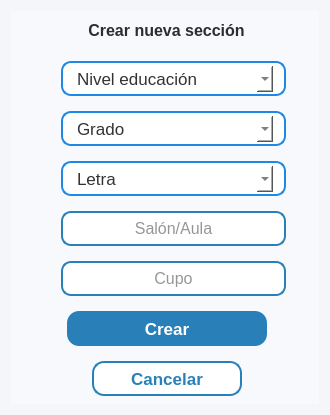
Qt form resources/ui/crear_seccion.ui (Proyecto-Uptjaa/Proyecto_SIRA) before a commit.
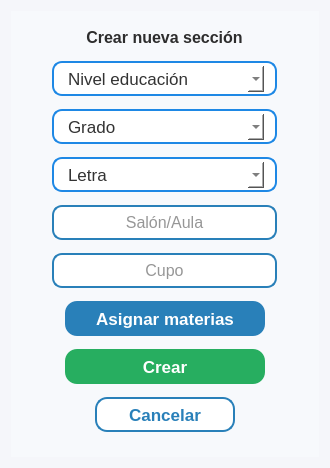
The same form after that commit. Icons and pictures are not drawn.

Commit message:
feat: Nuevo modulo de materias y notas
- Modulo de gestion de materias, para crear y desactivar materias
  (admin).
- Funcion de asignar materias en creacion de secciones
- Modulo de notas para carga masiva de notas a estudiantes
- Materias y notas solo para Primaria

```diff
--- a/resources/ui/crear_seccion.ui
+++ b/resources/ui/crear_seccion.ui
@@ -7,7 +7,7 @@
     <x>0</x>
     <y>0</y>
     <width>330</width>
-    <height>415</height>
+    <height>468</height>
    </rect>
   </property>
   <property name="minimumSize">
@@ -19,7 +19,7 @@
   <property name="maximumSize">
    <size>
     <width>330</width>
-    <height>415</height>
+    <height>468</height>
    </size>
   </property>
   <property name="windowTitle">
@@ -51,22 +51,16 @@
 	background-color: #2980b9;
     color: #FFFFFF;
     border: none;
-    padding: 8px 10px;
+    padding: 4px 6px;
     border-radius: 12px;
 }
 QPushButton:hover {
 	background-color: #0D47A1
 }</string>
      </property>
+     <layout class="QVBoxLayout" name="verticalLayout_2">
+      <item alignment="Qt::AlignmentFlag::AlignHCenter">
      <widget class="QLabel" name="lblTitulo_login">
-      <property name="geometry">
-       <rect>
-        <x>35</x>
-        <y>9</y>
-        <width>241</width>
-        <height>21</height>
-       </rect>
-      </property>
       <property name="minimumSize">
        <size>
         <width>241</width>
@@ -99,125 +93,102 @@
        <set>Qt::AlignmentFlag::AlignCenter</set>
       </property>
      </widget>
-     <widget class="QPushButton" name="btnCrear_seccion">
+      </item>
+      <item alignment="Qt::AlignmentFlag::AlignHCenter">
+       <widget class="QFrame" name="frameRol_login_4">
+        <property name="minimumSize">
+         <size>
+          <width>225</width>
+          <height>35</height>
+         </size>
+        </property>
+        <property name="maximumSize">
+         <size>
+          <width>225</width>
+          <height>35</height>
+         </size>
+        </property>
+        <property name="font">
+         <font>
+          <family>Segoe UI</family>
+          <pointsize>12</pointsize>
+         </font>
+        </property>
+        <property name="styleSheet">
+         <string notr="true">QFrame{
+	background-color: white;
+	border: 1.5px solid #1e88e5;
+	border-radius: 10px;
+}
+QComboBox{
+    border-radius: 10px;
+    background-color: white;
+    color: #333;
+}
+</string>
+        </property>
+        <property name="frameShape">
+         <enum>QFrame::Shape::StyledPanel</enum>
+        </property>
+        <property name="frameShadow">
+         <enum>QFrame::Shadow::Raised</enum>
+        </property>
+        <widget class="QComboBox" name="cbxNivel_crear_seccion">
       <property name="geometry">
        <rect>
-        <x>56</x>
-        <y>300</y>
-        <width>200</width>
-        <height>35</height>
-       </rect>
-      </property>
-      <property name="sizePolicy">
-       <sizepolicy hsizetype="Minimum" vsizetype="Fixed">
-        <horstretch>0</horstretch>
-        <verstretch>0</verstretch>
-       </sizepolicy>
-      </property>
+           <x>11</x>
+           <y>5</y>
+           <width>201</width>
+           <height>26</height>
+          </rect>
+         </property>
       <property name="minimumSize">
        <size>
-        <width>200</width>
-        <height>35</height>
+           <width>201</width>
+           <height>26</height>
        </size>
       </property>
       <property name="maximumSize">
        <size>
-        <width>200</width>
-        <height>35</height>
+           <width>201</width>
+           <height>26</height>
        </size>
       </property>
       <property name="font">
        <font>
         <family>Segoe UI</family>
         <pointsize>13</pointsize>
-        <bold>true</bold>
-       </font>
-      </property>
-      <property name="cursor">
-       <cursorShape>PointingHandCursor</cursorShape>
-      </property>
-      <property name="layoutDirection">
-       <enum>Qt::LayoutDirection::LeftToRight</enum>
-      </property>
+          </font>
+         </property>
       <property name="styleSheet">
        <string notr="true"/>
       </property>
-      <property name="text">
-       <string>Crear</string>
-      </property>
-      <property name="icon">
-       <iconset resource="../icons/resources_ui.qrc">
-        <normaloff>:/icons/confirm_white.png</normaloff>:/icons/confirm_white.png</iconset>
-      </property>
-     </widget>
-     <widget class="QPushButton" name="btnCancelar_crear_seccion">
-      <property name="geometry">
-       <rect>
-        <x>81</x>
-        <y>350</y>
-        <width>150</width>
-        <height>35</height>
-       </rect>
-      </property>
-      <property name="sizePolicy">
-       <sizepolicy hsizetype="Minimum" vsizetype="Fixed">
-        <horstretch>0</horstretch>
-        <verstretch>0</verstretch>
-       </sizepolicy>
-      </property>
-      <property name="minimumSize">
-       <size>
-        <width>150</width>
-        <height>35</height>
-       </size>
-      </property>
-      <property name="maximumSize">
-       <size>
-        <width>150</width>
-        <height>35</height>
-       </size>
-      </property>
-      <property name="font">
-       <font>
-        <family>Segoe UI</family>
-        <pointsize>13</pointsize>
-        <bold>true</bold>
-       </font>
-      </property>
-      <property name="cursor">
-       <cursorShape>PointingHandCursor</cursorShape>
-      </property>
-      <property name="layoutDirection">
-       <enum>Qt::LayoutDirection::LeftToRight</enum>
-      </property>
-      <property name="styleSheet">
-       <string notr="true">background-color: white;
-color: #2980b9;
-border: 1.5px solid #2980b9;</string>
-      </property>
-      <property name="text">
-       <string>Cancelar</string>
-      </property>
-      <property name="icon">
-       <iconset resource="../icons/resources_ui.qrc">
-        <normaloff>:/icons/cancelar_b2.png</normaloff>:/icons/cancelar_b2.png</iconset>
-      </property>
       <property name="iconSize">
        <size>
-        <width>18</width>
-        <height>18</height>
-       </size>
-      </property>
-     </widget>
+           <width>10</width>
+           <height>10</height>
+          </size>
+         </property>
+         <item>
+          <property name="text">
+           <string>Nivel educación</string>
+          </property>
+         </item>
+         <item>
+          <property name="text">
+           <string>Inicial</string>
+          </property>
+         </item>
+         <item>
+          <property name="text">
+           <string>Primaria</string>
+          </property>
+         </item>
+        </widget>
+       </widget>
+      </item>
+      <item alignment="Qt::AlignmentFlag::AlignHCenter">
      <widget class="QFrame" name="frameRol_login_2">
-      <property name="geometry">
-       <rect>
-        <x>50</x>
-        <y>100</y>
-        <width>225</width>
-        <height>35</height>
-       </rect>
-      </property>
       <property name="minimumSize">
        <size>
         <width>225</width>
@@ -318,15 +289,9 @@
        </item>
       </widget>
      </widget>
+      </item>
+      <item alignment="Qt::AlignmentFlag::AlignHCenter">
      <widget class="QFrame" name="frameRol_login_3">
-      <property name="geometry">
-       <rect>
-        <x>50</x>
-        <y>150</y>
-        <width>225</width>
-        <height>35</height>
-       </rect>
-      </property>
       <property name="minimumSize">
        <size>
         <width>225</width>
@@ -422,114 +387,9 @@
        </item>
       </widget>
      </widget>
-     <widget class="QFrame" name="frameRol_login_4">
-      <property name="geometry">
-       <rect>
-        <x>50</x>
-        <y>50</y>
-        <width>225</width>
-        <height>35</height>
-       </rect>
-      </property>
-      <property name="minimumSize">
-       <size>
-        <width>225</width>
-        <height>35</height>
-       </size>
-      </property>
-      <property name="maximumSize">
-       <size>
-        <width>225</width>
-        <height>35</height>
-       </size>
-      </property>
-      <property name="font">
-       <font>
-        <family>Segoe UI</family>
-        <pointsize>12</pointsize>
-       </font>
-      </property>
-      <property name="styleSheet">
-       <string notr="true">QFrame{
-	background-color: white;
-	border: 1.5px solid #1e88e5;
-	border-radius: 10px;
-}
-QComboBox{
-    border-radius: 10px;
-    background-color: white;
-    color: #333;
-}
-</string>
-      </property>
-      <property name="frameShape">
-       <enum>QFrame::Shape::StyledPanel</enum>
-      </property>
-      <property name="frameShadow">
-       <enum>QFrame::Shadow::Raised</enum>
-      </property>
-      <widget class="QComboBox" name="cbxNivel_crear_seccion">
-       <property name="geometry">
-        <rect>
-         <x>11</x>
-         <y>5</y>
-         <width>201</width>
-         <height>26</height>
-        </rect>
-       </property>
-       <property name="minimumSize">
-        <size>
-         <width>201</width>
-         <height>26</height>
-        </size>
-       </property>
-       <property name="maximumSize">
-        <size>
-         <width>201</width>
-         <height>26</height>
-        </size>
-       </property>
-       <property name="font">
-        <font>
-         <family>Segoe UI</family>
-         <pointsize>13</pointsize>
-        </font>
-       </property>
-       <property name="styleSheet">
-        <string notr="true"/>
-       </property>
-       <property name="iconSize">
-        <size>
-         <width>10</width>
-         <height>10</height>
-        </size>
-       </property>
-       <item>
-        <property name="text">
-         <string>Nivel educación</string>
-        </property>
-       </item>
-       <item>
-        <property name="text">
-         <string>Inicial</string>
-        </property>
-       </item>
-       <item>
-        <property name="text">
-         <string>Primaria</string>
-        </property>
-       </item>
-      </widget>
-     </widget>
+      </item>
+      <item alignment="Qt::AlignmentFlag::AlignHCenter">
      <widget class="QLineEdit" name="lneSalon_crear_seccion">
-      <property name="geometry">
-       <rect>
-        <x>50</x>
-        <y>200</y>
-        <width>225</width>
-        <height>35</height>
-       </rect>
-      </property>
       <property name="minimumSize">
        <size>
         <width>225</width>
@@ -564,15 +424,9 @@
        <string>Salón/Aula</string>
       </property>
      </widget>
+      </item>
+      <item alignment="Qt::AlignmentFlag::AlignHCenter">
      <widget class="QLineEdit" name="lneCupo_crear_seccion">
-      <property name="geometry">
-       <rect>
-        <x>50</x>
-        <y>250</y>
-        <width>225</width>
-        <height>35</height>
-       </rect>
-      </property>
       <property name="minimumSize">
        <size>
         <width>225</width>
@@ -607,6 +461,157 @@
        <string>Cupo</string>
       </property>
      </widget>
+      </item>
+      <item alignment="Qt::AlignmentFlag::AlignHCenter">
+       <widget class="QPushButton" name="btnAsignar_materias">
+        <property name="sizePolicy">
+         <sizepolicy hsizetype="Minimum" vsizetype="Fixed">
+          <horstretch>0</horstretch>
+          <verstretch>0</verstretch>
+         </sizepolicy>
+        </property>
+        <property name="minimumSize">
+         <size>
+          <width>200</width>
+          <height>35</height>
+         </size>
+        </property>
+        <property name="maximumSize">
+         <size>
+          <width>225</width>
+          <height>35</height>
+         </size>
+        </property>
+        <property name="font">
+         <font>
+          <family>Segoe UI</family>
+          <pointsize>13</pointsize>
+          <bold>true</bold>
+         </font>
+        </property>
+        <property name="cursor">
+         <cursorShape>PointingHandCursor</cursorShape>
+        </property>
+        <property name="layoutDirection">
+         <enum>Qt::LayoutDirection::LeftToRight</enum>
+        </property>
+        <property name="styleSheet">
+         <string notr="true">background-color: #2980b9;</string>
+        </property>
+        <property name="text">
+         <string>Asignar materias</string>
+        </property>
+        <property name="icon">
+         <iconset resource="../icons/resources_ui.qrc">
+          <normaloff>:/icons/nueva_materia.png</normaloff>:/icons/nueva_materia.png</iconset>
+        </property>
+        <property name="iconSize">
+         <size>
+          <width>18</width>
+          <height>18</height>
+         </size>
+        </property>
+       </widget>
+      </item>
+      <item alignment="Qt::AlignmentFlag::AlignHCenter">
+       <widget class="QPushButton" name="btnCrear_seccion">
+        <property name="sizePolicy">
+         <sizepolicy hsizetype="Minimum" vsizetype="Fixed">
+          <horstretch>0</horstretch>
+          <verstretch>0</verstretch>
+         </sizepolicy>
+        </property>
+        <property name="minimumSize">
+         <size>
+          <width>200</width>
+          <height>35</height>
+         </size>
+        </property>
+        <property name="maximumSize">
+         <size>
+          <width>200</width>
+          <height>35</height>
+         </size>
+        </property>
+        <property name="font">
+         <font>
+          <family>Segoe UI</family>
+          <pointsize>13</pointsize>
+          <bold>true</bold>
+         </font>
+        </property>
+        <property name="cursor">
+         <cursorShape>PointingHandCursor</cursorShape>
+        </property>
+        <property name="layoutDirection">
+         <enum>Qt::LayoutDirection::LeftToRight</enum>
+        </property>
+        <property name="styleSheet">
+         <string notr="true">background-color: #27ae60;</string>
+        </property>
+        <property name="text">
+         <string>Crear</string>
+        </property>
+        <property name="icon">
+         <iconset resource="../icons/resources_ui.qrc">
+          <normaloff>:/icons/confirm_white.png</normaloff>:/icons/confirm_white.png</iconset>
+        </property>
+       </widget>
+      </item>
+      <item alignment="Qt::AlignmentFlag::AlignHCenter">
+       <widget class="QPushButton" name="btnCancelar_crear_seccion">
+        <property name="sizePolicy">
+         <sizepolicy hsizetype="Minimum" vsizetype="Fixed">
+          <horstretch>0</horstretch>
+          <verstretch>0</verstretch>
+         </sizepolicy>
+        </property>
+        <property name="minimumSize">
+         <size>
+          <width>140</width>
+          <height>35</height>
+         </size>
+        </property>
+        <property name="maximumSize">
+         <size>
+          <width>160</width>
+          <height>35</height>
+         </size>
+        </property>
+        <property name="font">
+         <font>
+          <family>Segoe UI</family>
+          <pointsize>13</pointsize>
+          <bold>true</bold>
+         </font>
+        </property>
+        <property name="cursor">
+         <cursorShape>PointingHandCursor</cursorShape>
+        </property>
+        <property name="layoutDirection">
+         <enum>Qt::LayoutDirection::LeftToRight</enum>
+        </property>
+        <property name="styleSheet">
+         <string notr="true">background-color: white;
+color: #2980b9;
+border: 1.5px solid #2980b9;</string>
+        </property>
+        <property name="text">
+         <string>Cancelar</string>
+        </property>
+        <property name="icon">
+         <iconset resource="../icons/resources_ui.qrc">
+          <normaloff>:/icons/cancelar_b2.png</normaloff>:/icons/cancelar_b2.png</iconset>
+        </property>
+        <property name="iconSize">
+         <size>
+          <width>18</width>
+          <height>18</height>
+         </size>
+        </property>
+       </widget>
+      </item>
+     </layout>
     </widget>
    </item>
   </layout>
```
Lines whose indentation alone changed are shown as unchanged. The commit also changes 31 other files.
